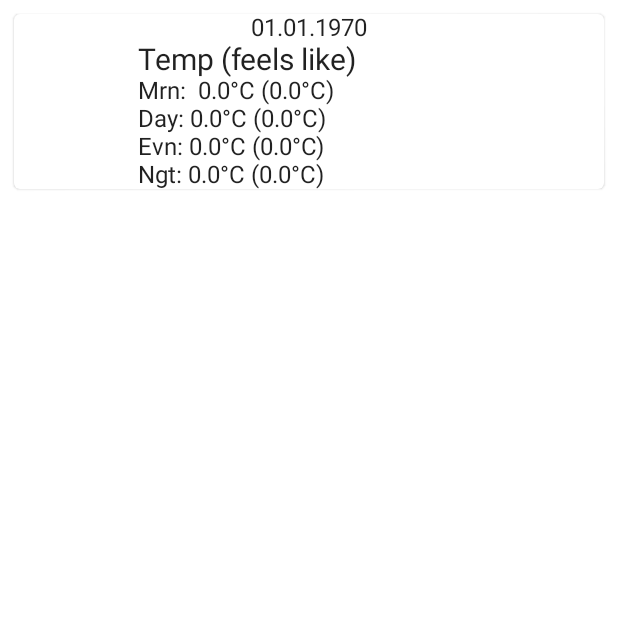
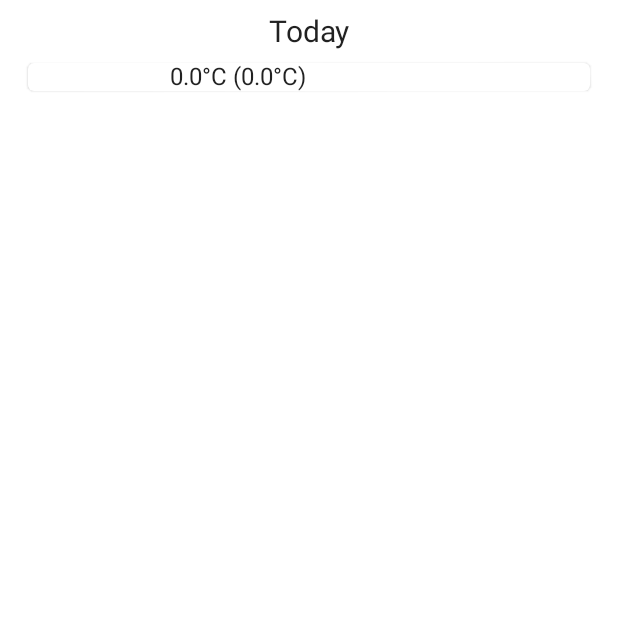
Before and after one commit to rustamft/weatherFT, an Android app built with Jetpack Compose: the composable ForecastScreen shown on its own in the app's theme, on a phone screen of 412 x 824 dp, the top half of it. Run offline under Robolectric (Android 15) with nearby library versions, the phone set to English and light mode, and no system bars; our stand-ins replace Dagger/Hilt's generated code; libraries missing offline, so code that uses them is left out: com.ramcosta.composedestinations; 2 statements that could not run were skipped.

Commit message:
Draft 2022-04-15.

```diff
--- a/app/src/main/java/com/rustamft/weatherft/database/entity/Weather.kt
+++ b/app/src/main/java/com/rustamft/weatherft/database/entity/Weather.kt
@@ -7,7 +7,7 @@ data class Weather(
     val lon: Double = 0.0,
     val timezone: String = "",
     val timezone_offset: Int = 0
-)
+) {
 
     data class Current(
         val dt: Int = 0,
@@ -71,3 +71,4 @@ data class Temp(
         val morn: Double = 0.0,
         val night: Double = 0.0,
     )
+}
--- a/app/src/main/java/com/rustamft/weatherft/ui/screens/forecast/ForecastScreen.kt
+++ b/app/src/main/java/com/rustamft/weatherft/ui/screens/forecast/ForecastScreen.kt
@@ -3,7 +3,9 @@ package com.rustamft.weatherft.ui.screens.forecast
 import androidx.compose.foundation.layout.Arrangement
 import androidx.compose.foundation.layout.Column
 import androidx.compose.foundation.layout.Row
+import androidx.compose.foundation.layout.Spacer
 import androidx.compose.foundation.layout.fillMaxWidth
+import androidx.compose.foundation.layout.height
 import androidx.compose.foundation.layout.padding
 import androidx.compose.foundation.lazy.LazyColumn
 import androidx.compose.foundation.lazy.itemsIndexed
@@ -18,7 +20,7 @@ import androidx.hilt.navigation.compose.hiltViewModel
 import com.ramcosta.composedestinations.annotation.Destination
 import com.rustamft.weatherft.R
 import com.rustamft.weatherft.database.datastore.WeatherPrefs
-import com.rustamft.weatherft.database.entity.Daily
+import com.rustamft.weatherft.database.entity.Weather.Daily
 import com.rustamft.weatherft.ui.theme.DIMEN_MEDIUM
 import com.rustamft.weatherft.ui.theme.FONT_SIZE_SMALL
 import com.rustamft.weatherft.util.PATTERN_DATE
@@ -33,33 +35,40 @@ fun ForecastScreen(
 
     val weatherPrefs = viewModel.prefsFlow.collectAsState(initial = WeatherPrefs()).value
 
-    LazyColumn {
-        itemsIndexed(weatherPrefs.weather.daily) { _: Int, daily: Daily ->
-            val time = TimeProvider.millisToString(daily.dt * 1000L, PATTERN_DATE)
+    LazyColumn(
+        modifier = Modifier.padding(DIMEN_MEDIUM),
+        horizontalAlignment = Alignment.CenterHorizontally
+    ) {
+        itemsIndexed(weatherPrefs.weather.daily) { index: Int, daily: Daily ->
+
+            val time = when (index) {
+                0 -> stringResource(R.string.today)
+                1 -> stringResource(R.string.tomorrow)
+                else -> TimeProvider.millisToString(daily.dt * 1000L, PATTERN_DATE)
+            }
             val degrees = stringResource(R.string.degrees_centigrade)
+
+            Text(text = time, fontSize = FONT_SIZE_SMALL)
+
             Card(
                 modifier = Modifier
                     .fillMaxWidth()
                     .padding(DIMEN_MEDIUM)
             ) {
                 Column(horizontalAlignment = Alignment.CenterHorizontally) {
-                    Text(text = time)
                     Row(
                         modifier = Modifier.fillMaxWidth(),
                         verticalAlignment = Alignment.CenterVertically,
                         horizontalArrangement = Arrangement.SpaceEvenly
                     ) {
                         Column {
-                            Text(text = "Temp (feels like)", fontSize = FONT_SIZE_SMALL)
-                            Text(text = "Mrn:  ${daily.temp.morn}$degrees (${daily.feels_like.morn}$degrees)")
-                            Text(text = "Day: ${daily.temp.day}$degrees (${daily.feels_like.day}$degrees)")
-                            Text(text = "Evn: ${daily.temp.eve}$degrees (${daily.feels_like.eve}$degrees)")
-                            Text(text = "Ngt: ${daily.temp.night}$degrees (${daily.feels_like.night}$degrees)")
+                            Text(text = "${daily.temp.max}$degrees (${daily.temp.min}$degrees)")
                         }
-                        Text(text = daily.weather[0].description, fontSize = FONT_SIZE_SMALL)
+                        Text(text = daily.weather[0].description)
                     }
                 }
             }
+            Spacer(modifier = Modifier.height(DIMEN_MEDIUM))
         }
     }
 }
--- a/app/src/main/res/values/strings.xml
+++ b/app/src/main/res/values/strings.xml
@@ -9,4 +9,8 @@
     <string name="city">City</string>
     <string name="open_weather_api_key">Open Weather API key</string>
     <string name="save_api_key">Save API key</string>
+    <string name="today">Today</string>
+    <string name="tomorrow">Tomorrow</string>
+    <string name="wind">Wind:\ </string>
+    <string name="meters_per_second">\ m/s</string>
 </resources>
```
Also changed, not shown: app/src/main/java/com/rustamft/weatherft/database/repo/OpenWeatherRepo.kt (+16 -16 lines), app/src/main/java/com/rustamft/weatherft/ui/activity/MainActivity.kt (+8 -2 lines), app/src/main/java/com/rustamft/weatherft/ui/screens/login/LoginScreen.kt (+4 -3 lines), app/src/main/java/com/rustamft/weatherft/ui/screens/login/LoginViewModel.kt (+15 -6 lines), app/src/main/java/com/rustamft/weatherft/ui/screens/weather/WeatherScreen.kt (+9 -2 lines), app/src/main/java/com/rustamft/weatherft/ui/screens/weather/WeatherViewModel.kt (+6 -1 lines). Lines whose indentation alone changed are shown as unchanged.
